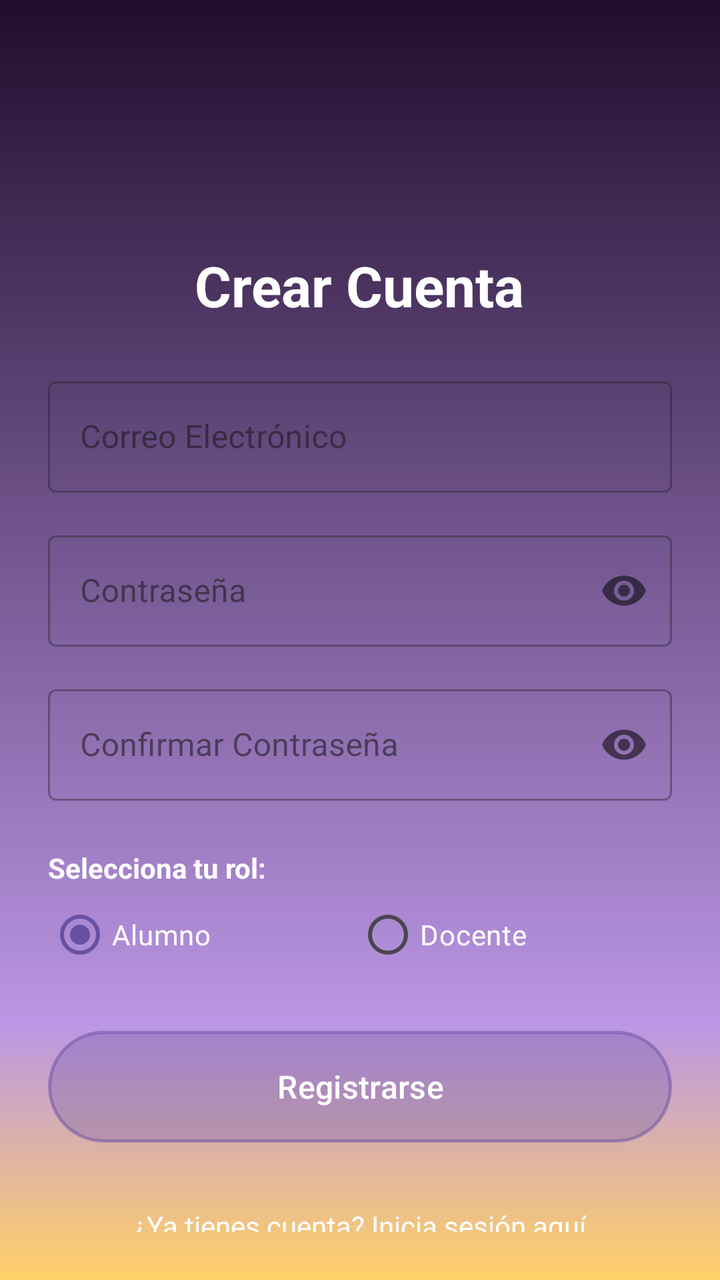
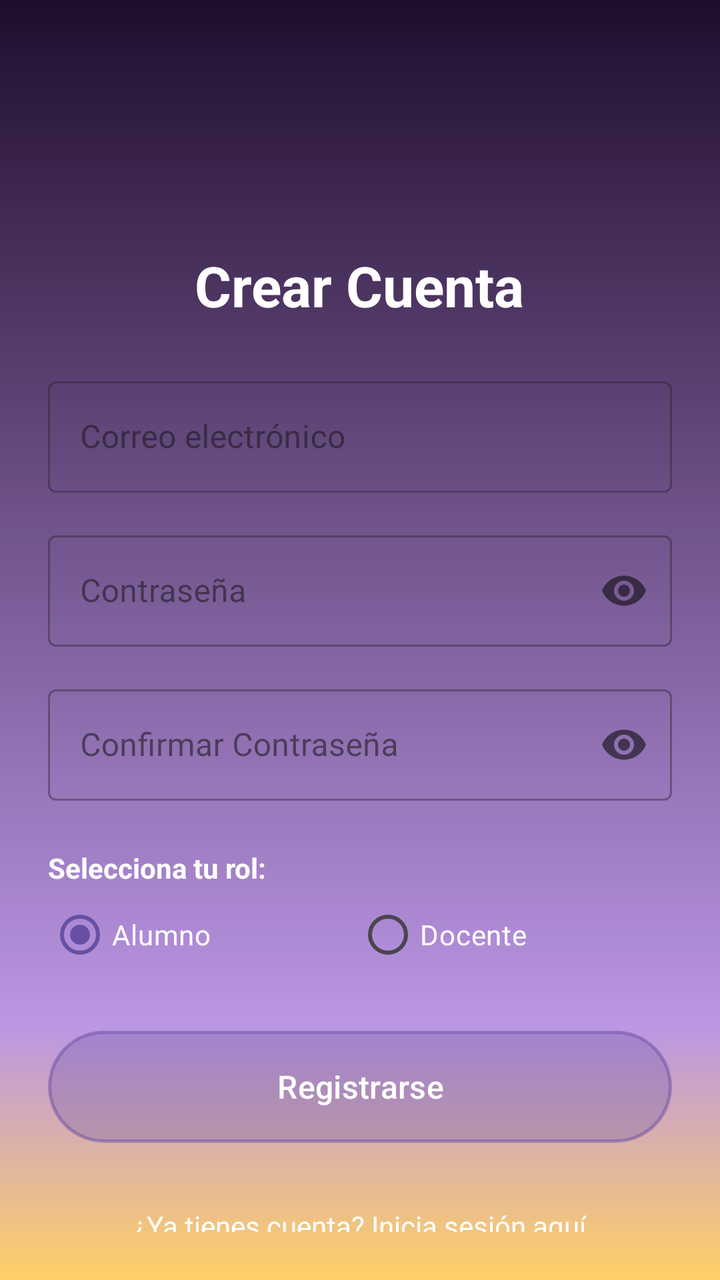

Screens rendered from an Android XML layout before and after an edit, with the pre-edit source and the edit as a unified diff.
<!-- AndroidManifest.xml: application theme Theme.DesafioPractico3 -->
<!-- res/layout/activity_registro.xml -->
<?xml version="1.0" encoding="utf-8"?>
<ScrollView xmlns:android="http://schemas.android.com/apk/res/android"
    xmlns:app="http://schemas.android.com/apk/res-auto"
    android:layout_width="match_parent"
    android:layout_height="match_parent"

    android:background="@drawable/bg_gradiand_glass"
    android:padding="24dp">

    <LinearLayout
        android:paddingTop="100dp"
        android:layout_width="match_parent"
        android:layout_height="wrap_content"
        android:orientation="vertical">

        <TextView
            android:layout_width="wrap_content"
            android:layout_height="wrap_content"
            android:text="Crear Cuenta"
            android:textSize="28sp"
            android:textStyle="bold"
            android:textColor="@color/white"
            android:layout_marginBottom="24dp"
            android:layout_gravity="center"/>

        <com.google.android.material.textfield.TextInputLayout
            android:layout_width="match_parent"
            android:layout_height="wrap_content"
            android:layout_marginBottom="16dp"
            android:background="@android:color/transparent"
            android:hint="Correo Electrónico"
            style="@style/Widget.MaterialComponents.TextInputLayout.OutlinedBox">
            <com.google.android.material.textfield.TextInputEditText
                android:id="@+id/etEmail"
                android:layout_width="match_parent"
                android:textColor="@color/white"
                android:layout_height="wrap_content"
                android:inputType="textEmailAddress"/>
        </com.google.android.material.textfield.TextInputLayout>

        <com.google.android.material.textfield.TextInputLayout
            android:layout_width="match_parent"
            android:layout_height="wrap_content"
            android:layout_marginBottom="16dp"
            android:hint="Contraseña"
            android:textColor="@color/white"
            app:passwordToggleEnabled="true"
            android:background="@android:color/transparent"
            style="@style/Widget.MaterialComponents.TextInputLayout.OutlinedBox">
            <com.google.android.material.textfield.TextInputEditText
                android:id="@+id/etPassword"
                android:layout_width="match_parent"
                android:layout_height="wrap_content"
                android:inputType="textPassword"/>
        </com.google.android.material.textfield.TextInputLayout>

        <com.google.android.material.textfield.TextInputLayout
            android:layout_width="match_parent"
            android:layout_height="wrap_content"
            android:layout_marginBottom="16dp"
            android:hint="Confirmar Contraseña"
            android:textColor="@color/white"
            app:passwordToggleEnabled="true"
            android:background="@android:color/transparent"
            style="@style/Widget.MaterialComponents.TextInputLayout.OutlinedBox">

            <com.google.android.material.textfield.TextInputEditText
                android:id="@+id/etConfirmPassword"
                android:layout_width="match_parent"
                android:layout_height="wrap_content"
                android:inputType="textPassword" />
        </com.google.android.material.textfield.TextInputLayout>

        <TextView
            android:layout_width="wrap_content"
            android:layout_height="wrap_content"
            android:text="Selecciona tu rol:"
            android:textColor="@color/white"
            android:layout_marginTop="8dp"
            android:textStyle="bold"/>

        <RadioGroup
            android:id="@+id/rgRol"
            android:layout_width="match_parent"
            android:layout_height="wrap_content"
            android:orientation="horizontal"
            android:layout_marginBottom="24dp">

            <RadioButton
                android:id="@+id/rbAlumno"
                android:layout_width="wrap_content"
                android:layout_height="wrap_content"
                android:background="@android:color/transparent"
                android:text="Alumno"
                android:textColor="@color/white"
                android:checked="true"
                android:layout_weight="1"/>

            <RadioButton
                android:id="@+id/rbDocente"
                android:layout_width="wrap_content"
                android:layout_height="wrap_content"
                android:background="@android:color/transparent"
                android:text="Docente"
                android:textColor="@color/white"
                android:layout_weight="1"/>
        </RadioGroup>

        <com.google.android.material.button.MaterialButton
            android:id="@+id/btnRegistrar"
            android:layout_width="match_parent"
            android:background="@drawable/bg_boton_cristal"
            android:layout_height="56dp"
            android:text="Registrarse"
            android:textSize="16sp"
            android:layout_marginBottom="16dp"/>

        <ProgressBar
            android:id="@+id/progressBar"
            android:layout_width="wrap_content"
            android:layout_height="wrap_content"
            android:layout_gravity="center"
            android:visibility="gone"/>

        <TextView
            android:id="@+id/tvIrLogin"
            android:layout_width="wrap_content"
            android:layout_height="wrap_content"
            android:textColor="@color/white"
            android:background="@android:color/transparent"
            android:text="¿Ya tienes cuenta? Inicia sesión aquí"
            android:layout_gravity="center"
            android:layout_marginTop="8dp"
            android:padding="8dp"/>

    </LinearLayout>
</ScrollView>
<!-- resources referenced by this layout -->
<resources>
  <color name="white">#FFFFFFFF</color>
  <!-- drawable bg_boton_cristal (drawable) -->
  <?xml version="1.0" encoding="utf-8"?>
  <ripple xmlns:android="http://schemas.android.com/apk/res/android"
      android:color="#40FFFFFF"> 
  
      <item>
          <shape android:shape="rectangle">
              
              <corners android:radius="100dp" />
  
              
              <solid android:color="#4DFFFFFF" />
  
              
              <stroke
                  android:width="1.5dp"
                  android:color="#80FFFFFF" />
          </shape>
      </item>
  
  </ripple>
  <!-- drawable bg_gradiand_glass (drawable) -->
  <?xml version="1.0" encoding="utf-8"?>
  <shape xmlns:android="http://schemas.android.com/apk/res/android">
      <gradient
          android:useLevel="true"
          android:angle="90"
          android:centerX="0.2"
          android:centerY="0.2"
          android:endColor="#200D2D"
          android:centerColor="#BB96E4"
          android:startColor="#FFD066" />
  </shape>
  <style name="Theme.DesafioPractico3" parent="Base.Theme.DesafioPractico3" />
  <style name="Base.Theme.DesafioPractico3" parent="Theme.Material3.DayNight.NoActionBar">
          <item name="android:statusBarColor">@android:color/transparent</item>
          <item name="android:windowTranslucentStatus">true</item>
          
          
      </style>
</resources>

<!-- the commit's change to res/layout/activity_registro.xml (unified diff, before → after) -->
@@ -16,7 +16,7 @@
         <TextView
             android:layout_width="wrap_content"
             android:layout_height="wrap_content"
-            android:text="Crear Cuenta"
+            android:text="@string/title_crear_cuenta"
             android:textSize="28sp"
             android:textStyle="bold"
             android:textColor="@color/white"
@@ -28,7 +28,7 @@
             android:layout_height="wrap_content"
             android:layout_marginBottom="16dp"
             android:background="@android:color/transparent"
-            android:hint="Correo Electrónico"
+            android:hint="@string/hint_correo"
             style="@style/Widget.MaterialComponents.TextInputLayout.OutlinedBox">
             <com.google.android.material.textfield.TextInputEditText
                 android:id="@+id/etEmail"
@@ -42,7 +42,7 @@
             android:layout_width="match_parent"
             android:layout_height="wrap_content"
             android:layout_marginBottom="16dp"
-            android:hint="Contraseña"
+            android:hint="@string/hint_password"
             android:textColor="@color/white"
             app:passwordToggleEnabled="true"
             android:background="@android:color/transparent"
@@ -58,7 +58,7 @@
             android:layout_width="match_parent"
             android:layout_height="wrap_content"
             android:layout_marginBottom="16dp"
-            android:hint="Confirmar Contraseña"
+            android:hint="@string/hint_confirmar_password"
             android:textColor="@color/white"
             app:passwordToggleEnabled="true"
             android:background="@android:color/transparent"
@@ -74,7 +74,7 @@
         <TextView
             android:layout_width="wrap_content"
             android:layout_height="wrap_content"
-            android:text="Selecciona tu rol:"
+            android:text="@string/lbl_selecciona_rol"
             android:textColor="@color/white"
             android:layout_marginTop="8dp"
             android:textStyle="bold"/>
@@ -91,7 +91,7 @@
                 android:layout_width="wrap_content"
                 android:layout_height="wrap_content"
                 android:background="@android:color/transparent"
-                android:text="Alumno"
+                android:text="@string/rb_alumno"
                 android:textColor="@color/white"
                 android:checked="true"
                 android:layout_weight="1"/>
@@ -101,7 +101,7 @@
                 android:layout_width="wrap_content"
                 android:layout_height="wrap_content"
                 android:background="@android:color/transparent"
-                android:text="Docente"
+                android:text="@string/rb_docente"
                 android:textColor="@color/white"
                 android:layout_weight="1"/>
         </RadioGroup>
@@ -111,7 +111,7 @@
             android:layout_width="match_parent"
             android:background="@drawable/bg_boton_cristal"
             android:layout_height="56dp"
-            android:text="Registrarse"
+            android:text="@string/btn_registrarse"
             android:textSize="16sp"
             android:layout_marginBottom="16dp"/>
 
@@ -128,7 +128,7 @@
             android:layout_height="wrap_content"
             android:textColor="@color/white"
             android:background="@android:color/transparent"
-            android:text="¿Ya tienes cuenta? Inicia sesión aquí"
+            android:text="@string/lbl_ya_tienes_cuenta"
             android:layout_gravity="center"
             android:layout_marginTop="8dp"
             android:padding="8dp"/>
<!-- resource entries referenced after the edit -->
@@ -34,6 +34,15 @@
           android:centerColor="#BB96E4"
           android:startColor="#FFD066" />
   </shape>
+  <string name="btn_registrarse">Registrarse</string>
+  <string name="hint_confirmar_password">Confirmar Contraseña</string>
+  <string name="hint_correo">Correo electrónico</string>
+  <string name="hint_password">Contraseña</string>
+  <string name="lbl_selecciona_rol">Selecciona tu rol:</string>
+  <string name="lbl_ya_tienes_cuenta">¿Ya tienes cuenta? Inicia sesión aquí</string>
+  <string name="rb_alumno">Alumno</string>
+  <string name="rb_docente">Docente</string>
+  <string name="title_crear_cuenta">Crear Cuenta</string>
   <style name="Theme.DesafioPractico3" parent="Base.Theme.DesafioPractico3" />
   <style name="Base.Theme.DesafioPractico3" parent="Theme.Material3.DayNight.NoActionBar">
           <item name="android:statusBarColor">@android:color/transparent</item>
